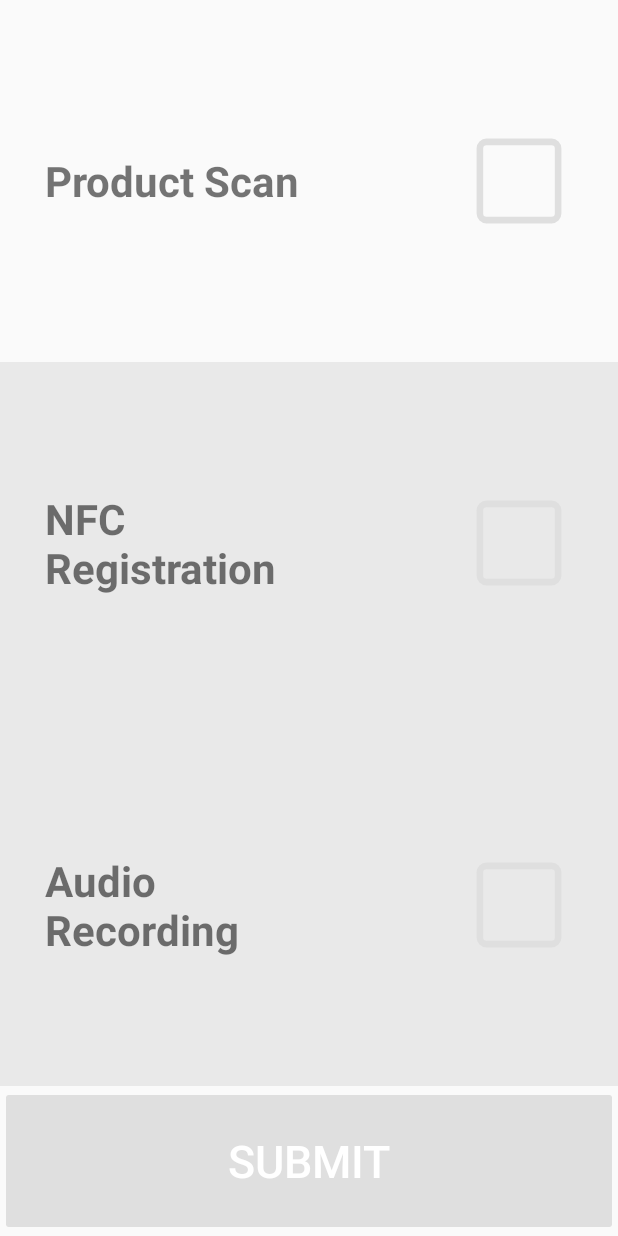
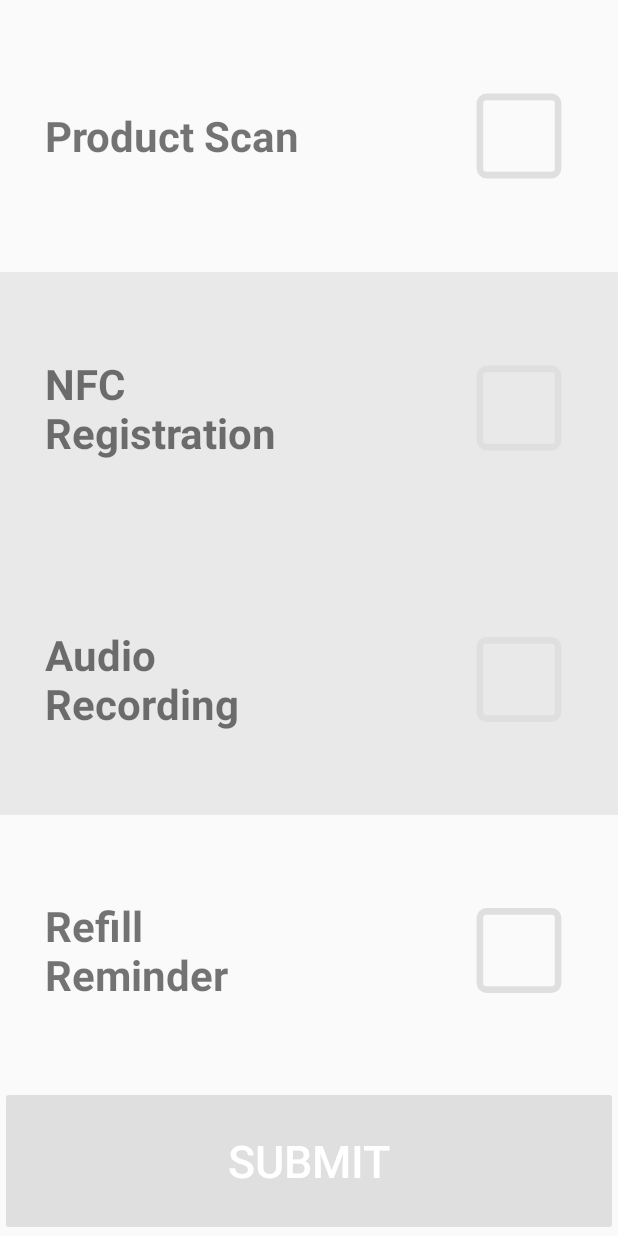
Before and after one commit to frostyshadows/neko-tap, an Android app: the PharmacistActivity screen opened directly, with no data from a screen before it, on a phone screen of 412 x 824 dp. Run offline under Robolectric (Android 15) with nearby library versions, the phone set to English and light mode, and no system bars; 3 statements that could not run were skipped.

Commit message:
refill reminder layout

```diff
--- a/app/src/main/java/com/squad/betakua/tap_neko/PharmacistActivity.java
+++ b/app/src/main/java/com/squad/betakua/tap_neko/PharmacistActivity.java
@@ -23,6 +23,7 @@ import com.squad.betakua.tap_neko.azure.AzureInterfaceException;
 import com.squad.betakua.tap_neko.azure.InfoItem;
 import com.squad.betakua.tap_neko.barcode.BarcodeScannerActivity;
 import com.squad.betakua.tap_neko.nfc.NFCActivity;
+import com.squad.betakua.tap_neko.notifications.RefillReminder;
 import com.squad.betakua.tap_neko.utils.Utils;
 
 import static com.squad.betakua.tap_neko.nfc.NFCActivity.NFC_ID_KEY;
@@ -39,6 +40,8 @@ public class PharmacistActivity extends AppCompatActivity {
     public static final String AUDIO_REQ_KEY = "audio_record";
     public static final String AUDIO_TRANSCRIPT_KEY = "audio_transcript";
     public static final String AUDIO_TRANSLATE_KEY = "audio_translate";
+    public static final int REFILL_REMINDER_CODE = 100;
+    public static final String REFILL_REMINDER_KEY = "refill_reminder";
 
     private TableRow audioRecorderButton;
     private String transcript;
@@ -53,6 +56,10 @@ public class PharmacistActivity extends AppCompatActivity {
     private Button submitButton;
     private LottieAnimationView submitButtonProgress;
 
+    private TableRow refillButton;
+    private String refillId;
+    private boolean hasReminder = false;
+
     private String nfcId;
     private String fileId;
     private boolean hasNfcId = false;
@@ -60,10 +67,12 @@ public class PharmacistActivity extends AppCompatActivity {
     private TextView textBarcode;
     private TextView textNFC;
     private TextView textAudio;
+    private TextView textRefill;
 
     private LottieAnimationView lottieBarcode;
     private LottieAnimationView lottieNFC;
     private LottieAnimationView lottieAudio;
+    private LottieAnimationView lottieRefill;
 
     private static final String MOCK_YOUTUBE_URL = "https://www.youtube.com/watch?v=uGkbreu169Q";
 
@@ -77,6 +86,7 @@ public class PharmacistActivity extends AppCompatActivity {
         textBarcode = findViewById(R.id.scan_text);
         textNFC = findViewById(R.id.nfc_text);
         textAudio = findViewById(R.id.audio_text);
+        textRefill = findViewById(R.id.refill_text);
 
         initAudioRecorderButton();
         initBarcodeScannerButton();
@@ -84,11 +94,15 @@ public class PharmacistActivity extends AppCompatActivity {
         initSubmitButton();
         initCheckboxAnimations();
         refreshSubmitButton();
+        initRefillReminderButton();
 
         nfcButton.setEnabled(false);
         audioRecorderButton.setEnabled(false);
+        refillButton.setEnabled(false);
+
         nfcButton.setBackgroundColor(getResources().getColor(R.color.superLightGrey));
         audioRecorderButton.setBackgroundColor(getResources().getColor(R.color.superLightGrey));
+        refillButton.setBackgroundColor(getResources().getColor(R.color.superLightGrey));
     }
 
     private void initCheckboxAnimations() {
@@ -160,6 +174,16 @@ public class PharmacistActivity extends AppCompatActivity {
             audioRecorderButton.setBackgroundColor(getResources().getColor(R.color.white));
 
             refreshSubmitButton();
+        } else if (requestCode == REFILL_REMINDER_CODE && resultCode == RESULT_OK){
+            //get date
+            refillId = data.getStringExtra(REFILL_REMINDER_KEY);
+            hasReminder = true;
+
+            // change colors
+            textRefill.setTextColor(Color.parseColor("#FFFFFF"));
+            refillButton.setBackgroundColor(Color.parseColor("#6dcc5b"));
+            lottieRefill.setMaxProgress(0.5f);
+            lottieRefill.playAnimation();
         }
     }
 
@@ -175,6 +199,13 @@ public class PharmacistActivity extends AppCompatActivity {
         barcodeScannerButton.setOnClickListener((View view) -> {
             Intent barcodeScannerIntent = new Intent(getApplicationContext(), BarcodeScannerActivity.class);
             startActivityForResult(barcodeScannerIntent, BARCODE_REQ_CODE);
+        });
+    }
+
+    private void initRefillReminderButton(){
+        refillButton.setOnClickListener((View view) -> {
+            Intent refillReminderIntent = new Intent(getApplicationContext(), RefillReminder.class);
+            startActivityForResult(refillReminderIntent, REFILL_REMINDER_CODE);
         });
     }
 
--- a/app/src/main/res/layout/activity_pharmacist.xml
+++ b/app/src/main/res/layout/activity_pharmacist.xml
@@ -94,6 +94,33 @@
                 app:lottie_fileName="checkbox.json" />
         </TableRow>
 
+        <TableRow
+            android:id="@+id/refill_reminder_button"
+            android:layout_width="match_parent"
+            android:layout_weight="1"
+            android:gravity="center_vertical"
+            android:orientation="horizontal">
+
+            <TextView
+                android:id="@+id/refill_text"
+                android:layout_width="0dp"
+                android:layout_column="0"
+                android:layout_marginStart="30dp"
+                android:layout_weight="0.7"
+                android:text="Refill Reminder"
+                android:textSize="28sp"
+                android:textStyle="bold" />
+
+            <com.airbnb.lottie.LottieAnimationView
+                android:id="@+id/check_refill"
+                android:layout_width="wrap_content"
+                android:layout_height="wrap_content"
+                android:layout_column="1"
+                android:layout_marginStart="80dp"
+                app:lottie_loop="false"
+                app:lottie_fileName="checkbox.json" />
+        </TableRow>
+
     </TableLayout>
 
     <RelativeLayout
```
Also changed, not shown: app/src/main/java/com/squad/betakua/tap_neko/notifications/RefillReminder.java (added, +14 -0 lines), app/src/main/res/layout/activity_refill_reminder.xml (added, +22 -0 lines), gradle.properties (line endings or trailing spaces).
